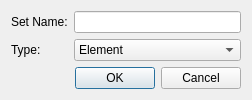
First picture: the form in Code/MainWidgets/DialogCreateSet.ui, repository DISOGitHub/FastCAE_Linux, before the edit.
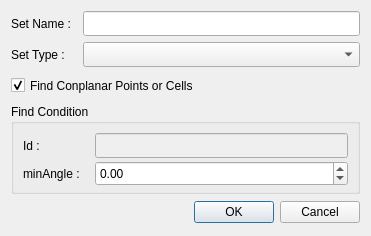
Second picture: the form after the edit.

Patch:
```diff
--- a/Code/MainWidgets/DialogCreateSet.ui
+++ b/Code/MainWidgets/DialogCreateSet.ui
@@ -6,38 +6,100 @@
    <rect>
     <x>0</x>
     <y>0</y>
-    <width>252</width>
-    <height>93</height>
+    <width>371</width>
+    <height>236</height>
    </rect>
   </property>
+  <property name="minimumSize">
+   <size>
+    <width>371</width>
+    <height>236</height>
+   </size>
+  </property>
+  <property name="maximumSize">
+   <size>
+    <width>371</width>
+    <height>236</height>
+   </size>
+  </property>
   <property name="windowTitle">
    <string>Create Set</string>
   </property>
-  <layout class="QGridLayout" name="gridLayout">
+  <layout class="QGridLayout" name="gridLayout_2">
    <item row="0" column="0">
-    <widget class="QLabel" name="label">
+    <widget class="QLabel" name="label_name">
+     <property name="minimumSize">
+      <size>
+       <width>66</width>
+       <height>25</height>
+      </size>
+     </property>
+     <property name="maximumSize">
+      <size>
+       <width>66</width>
+       <height>25</height>
+      </size>
+     </property>
      <property name="text">
-      <string>Set Name:</string>
+      <string>Set Name : </string>
      </property>
     </widget>
    </item>
    <item row="0" column="1">
-    <widget class="QLineEdit" name="nameLineEdit"/>
+    <widget class="QLineEdit" name="nameLineEdit">
+     <property name="minimumSize">
+      <size>
+       <width>135</width>
+       <height>25</height>
+      </size>
+     </property>
+     <property name="maximumSize">
+      <size>
+       <width>16777215</width>
+       <height>25</height>
+      </size>
+     </property>
+    </widget>
    </item>
    <item row="1" column="0">
-    <widget class="QLabel" name="labelType">
+    <widget class="QLabel" name="label_type">
+     <property name="minimumSize">
+      <size>
+       <width>66</width>
+       <height>25</height>
+      </size>
+     </property>
+     <property name="maximumSize">
+      <size>
+       <width>66</width>
+       <height>25</height>
+      </size>
+     </property>
      <property name="text">
-      <string>Type:</string>
+      <string>Set Type : </string>
      </property>
     </widget>
    </item>
    <item row="1" column="1">
     <widget class="QComboBox" name="typeComboBox">
-     <item>
-      <property name="text">
-       <string>Element</string>
-      </property>
-     </item>
+     <property name="enabled">
+      <bool>true</bool>
+     </property>
+     <property name="minimumSize">
+      <size>
+       <width>135</width>
+       <height>25</height>
+      </size>
+     </property>
+     <property name="maximumSize">
+      <size>
+       <width>16777215</width>
+       <height>25</height>
+      </size>
+     </property>
+     <property name="currentIndex">
+      <number>-1</number>
+     </property>
      <item>
       <property name="text">
        <string>Node</string>
@@ -46,7 +108,143 @@
     </widget>
    </item>
    <item row="2" column="0" colspan="2">
+    <widget class="QCheckBox" name="checkBox">
+     <property name="minimumSize">
+      <size>
+       <width>0</width>
+       <height>25</height>
+      </size>
+     </property>
+     <property name="maximumSize">
+      <size>
+       <width>16777215</width>
+       <height>25</height>
+      </size>
+     </property>
+     <property name="toolTip">
+      <string/>
+     </property>
+     <property name="text">
+      <string>Find Conplanar Points or Cells</string>
+     </property>
+     <property name="checked">
+      <bool>true</bool>
+     </property>
+    </widget>
+   </item>
+   <item row="3" column="0" colspan="2">
+    <widget class="QGroupBox" name="groupBox">
+     <property name="title">
+      <string>Find Condition</string>
+     </property>
+     <layout class="QGridLayout" name="gridLayout">
+      <item row="0" column="0">
+       <layout class="QHBoxLayout" name="horizontalLayout">
+        <item>
+         <widget class="QLabel" name="label_id">
+          <property name="enabled">
+           <bool>true</bool>
+          </property>
+          <property name="minimumSize">
+           <size>
+            <width>66</width>
+            <height>25</height>
+           </size>
+          </property>
+          <property name="maximumSize">
+           <size>
+            <width>66</width>
+            <height>25</height>
+           </size>
+          </property>
+          <property name="text">
+           <string>Id : </string>
+          </property>
+         </widget>
+        </item>
+        <item>
+         <widget class="QLineEdit" name="idLineEdit">
+          <property name="enabled">
+           <bool>false</bool>
+          </property>
+          <property name="minimumSize">
+           <size>
+            <width>133</width>
+            <height>25</height>
+           </size>
+          </property>
+          <property name="maximumSize">
+           <size>
+            <width>16777215</width>
+            <height>25</height>
+           </size>
+          </property>
+         </widget>
+        </item>
+       </layout>
+      </item>
+      <item row="1" column="0">
+       <layout class="QHBoxLayout" name="horizontalLayout_2">
+        <item>
+         <widget class="QLabel" name="label_angle">
+          <property name="minimumSize">
+           <size>
+            <width>66</width>
+            <height>25</height>
+           </size>
+          </property>
+          <property name="maximumSize">
+           <size>
+            <width>66</width>
+            <height>25</height>
+           </size>
+          </property>
+          <property name="text">
+           <string>minAngle : </string>
+          </property>
+         </widget>
+        </item>
+        <item>
+         <widget class="QDoubleSpinBox" name="doubleSpinBox">
+          <property name="minimumSize">
+           <size>
+            <width>133</width>
+            <height>25</height>
+           </size>
+          </property>
+          <property name="maximumSize">
+           <size>
+            <width>16777215</width>
+            <height>25</height>
+           </size>
+          </property>
+          <property name="minimum">
+           <double>-360.000000000000000</double>
+          </property>
+          <property name="maximum">
+           <double>360.000000000000000</double>
+          </property>
+         </widget>
+        </item>
+       </layout>
+      </item>
+     </layout>
+    </widget>
+   </item>
+   <item row="4" column="0" colspan="2">
     <widget class="QDialogButtonBox" name="buttonBox">
+     <property name="minimumSize">
+      <size>
+       <width>0</width>
+       <height>25</height>
+      </size>
+     </property>
+     <property name="maximumSize">
+      <size>
+       <width>16777215</width>
+       <height>25</height>
+      </size>
+     </property>
      <property name="orientation">
       <enum>Qt::Horizontal</enum>
      </property>
```
Left out of the diff: 15 changed lines with no effect on the pictures.
